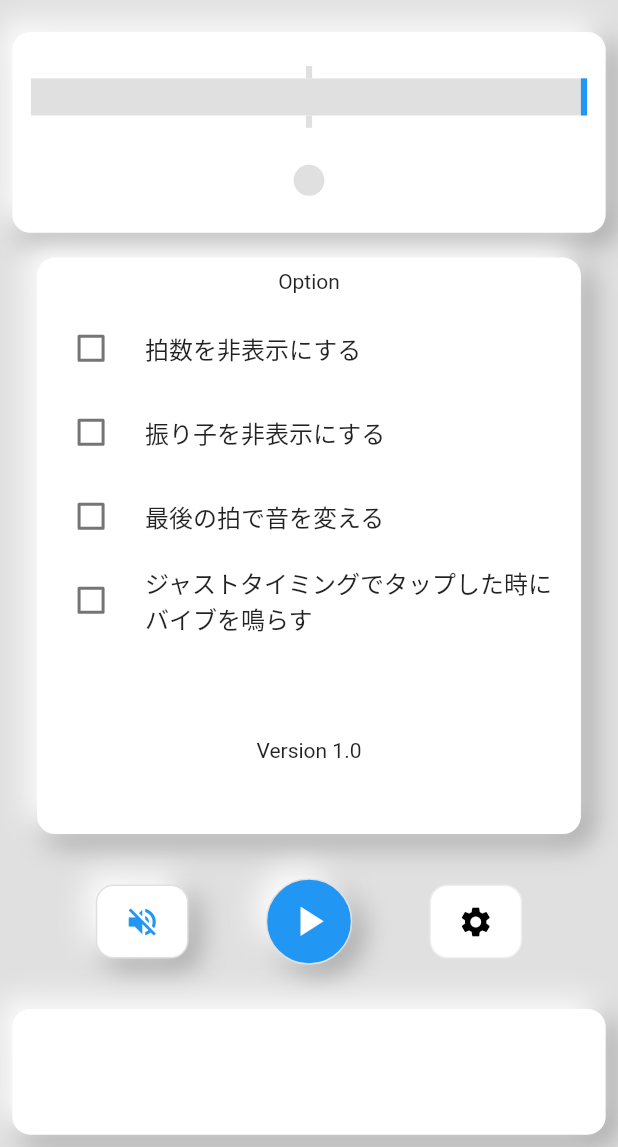
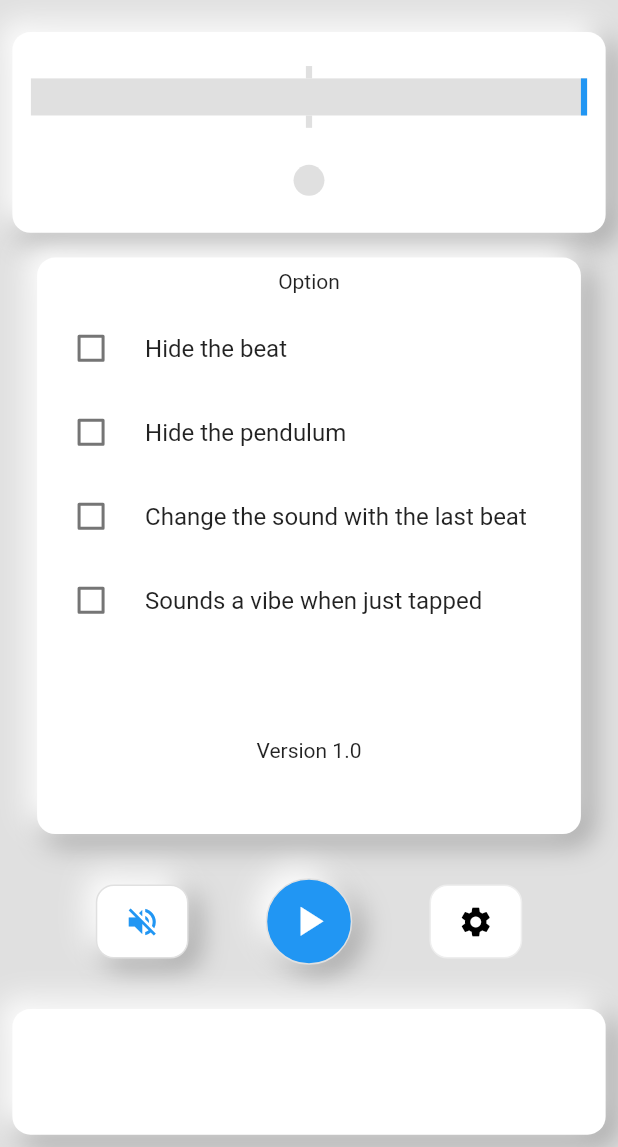
Before and after one commit to yuto90/metronome, a Flutter app: the screen it shows after launch, item 3 of the bottom bar chosen, on a phone screen of 412 x 824 dp, the part 89-1236 px from its top. Run offline on Flutter 3.47's test engine with Material 2 defaults, Android fonts, the phone set to English and light mode, and no system bars; drawn by our look-alikes of google_mobile_ads; our stand-ins replace vibration; missing offline and left inert: soundpool; generated files the repository leaves out were written again; network calls fail.

Commit message:
Settings画面のオプションを多言語対応

```diff
--- /dev/null
+++ b/l10n.yaml
@@ -0,0 +1,4 @@
+# 多言語対応設定ファイル
+arb-dir: lib/l10n # arbファイルが置かれるディレクトリ
+template-arb-file: app_en.arb # メッセージ対応のテンプレート定義
+output-localization-file: app_localizations.dart # インポートするDartクラスファイルの定義
--- a/lib/home/bpm/settings.dart
+++ b/lib/home/bpm/settings.dart
@@ -1,8 +1,7 @@
 import 'package:flutter/material.dart';
-import 'package:provider/src/provider.dart';
 import '../../size_config.dart';
-import '../home_model.dart';
 import 'bpm_model.dart';
+import 'package:flutter_gen/gen_l10n/app_localizations.dart';
 
 class Settings extends StatelessWidget {
   const Settings({Key? key, required this.model}) : super(key: key);
@@ -34,25 +33,26 @@ class Settings extends StatelessWidget {
               children: [
                 // todo 別ファイルに切り分け
                 CheckboxListTile(
-                  title: Text('拍数を非表示にする'),
+                  title: Text(AppLocalizations.of(context)!.option_beat),
                   controlAffinity: ListTileControlAffinity.leading,
                   value: model.isPendulum,
                   onChanged: (value) => model.togglePendulum(context),
                 ),
                 CheckboxListTile(
-                  title: Text('振り子を非表示にする'),
+                  title: Text(AppLocalizations.of(context)!.option_pendulum),
                   controlAffinity: ListTileControlAffinity.leading,
                   value: model.isClick,
                   onChanged: (value) => model.toggleClick(context),
                 ),
                 CheckboxListTile(
-                  title: Text('最後の拍で音を変える'),
+                  title: Text(AppLocalizations.of(context)!.option_change_beat),
                   controlAffinity: ListTileControlAffinity.leading,
                   value: model.isAccent,
                   onChanged: (value) => model.checkAccent(),
                 ),
                 CheckboxListTile(
-                  title: Text('ジャストタイミングでタップした時にバイブを鳴らす'),
+                  title:
+                      Text(AppLocalizations.of(context)!.option_just_vibration),
                   controlAffinity: ListTileControlAffinity.leading,
                   value: model.isVibration,
                   onChanged: (value) => model.checkVibration(),
@@ -64,6 +64,16 @@ class Settings extends StatelessWidget {
                 //value: model.isJustZone,
                 //onChanged: (value) => model.checkJustZone(context),
                 //),
+
+//                Text(
+//                  AppLocalizations.of(context)!.hello("kazutxt"),
+//                ),
+//                Text(
+//                  AppLocalizations.of(context)!.allow,
+//                ),
+//                Text(
+//                  AppLocalizations.of(context)!.deny,
+//                ),
               ],
             ),
           ),
--- /dev/null
+++ b/lib/l10n/app_en.arb
@@ -0,0 +1,17 @@
+{
+  "@@locale":"en",
+  "hello": "Hello {name}",
+  "@hello": {
+      "description": "welcome message",
+      "placeholders":{
+      "name":{
+        "description" : "username",
+        "example" : "yuto"
+      }
+    }
+  },
+  "option_beat": "Hide the beat",
+  "option_pendulum": "Hide the pendulum",
+  "option_change_beat": "Change the sound with the last beat",
+  "option_just_vibration": "Sounds a vibe when just tapped"
+}
--- /dev/null
+++ b/lib/l10n/app_ja.arb
@@ -0,0 +1,8 @@
+{
+  "@@locale": "ja",
+  "hello": "ようこそ {name}",
+  "option_beat": "拍子を非表示にする",
+  "option_pendulum": "振り子を非表示にする",
+  "option_change_beat": "最後の拍子で音を変える",
+  "option_just_vibration": "ジャストタイミングでタップした時にバイブを鳴らす"
+}
--- a/pubspec.yaml
+++ b/pubspec.yaml
@@ -23,6 +23,10 @@ environment:
 dependencies:
   flutter:
     sdk: flutter
+
+  flutter_localizations: # 多言語ライブラリの本体
+    sdk: flutter
+  intl: "^0.17.0" # 多言語やフォーマッタなどの関連ライブラリ
 
   soundpool: ^2.2.0
   provider: ^6.0.2
@@ -52,6 +56,7 @@ flutter:
   # included with your application, so that you can use the icons in
   # the material Icons class.
   uses-material-design: true
+  generate: true #自動生成フラグの有効化
 
   # To add assets to your application, add an assets section, like this:
   # assets:
```
Also changed, not shown: lib/main.dart (+14 -0 lines), pubspec.lock.
